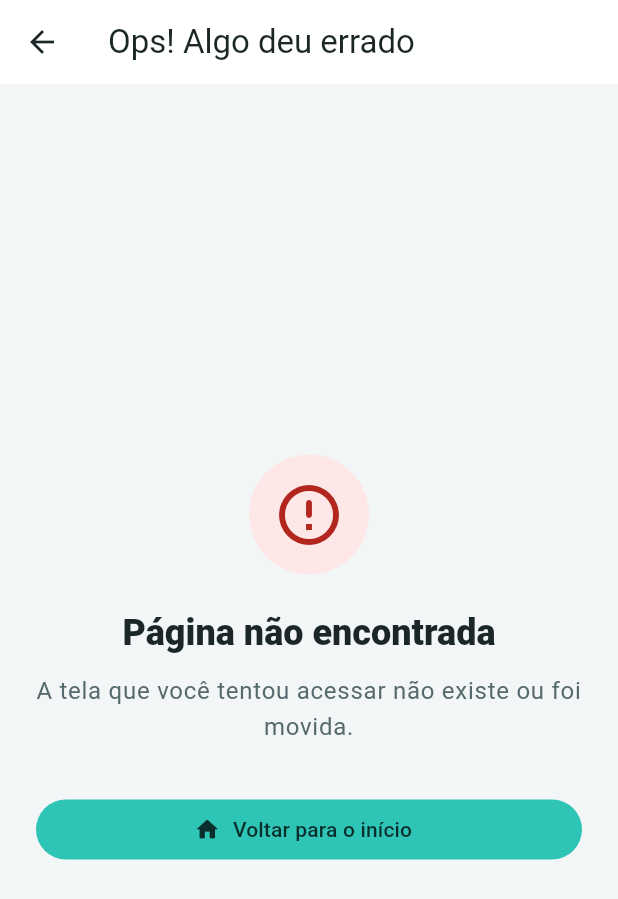
After one commit to EnzoSenatori/Geratrix, a Flutter app: the ErroScreen screen opened directly, on a phone screen of 412 x 824 dp. The commit adds this screen. Shown: the top 899 px of the screen. Run offline on Flutter 3.47's test engine with Material 3 defaults, Android fonts, the phone set to English and light mode, and no system bars.

Commit message:
tcm-feat: cria tela de erro 404 e configura tratamento de rotas desconhecidas

```diff
--- a/geratrix_flutter/lib/app.dart
+++ b/geratrix_flutter/lib/app.dart
@@ -2,18 +2,19 @@ import 'package:flutter/material.dart';
 
 import 'routes.dart';
 import 'screens/abrir_turno_screen.dart';
+import 'screens/checkin_medicamento_screen.dart';
+import 'screens/checkin_sinais_vitais_screen.dart';
+import 'screens/checkin_tarefa_screen.dart';
+import 'screens/encerrar_turno_screen.dart';
+import 'screens/erro_screen.dart';
 import 'screens/gestor_screen.dart';
+import 'screens/historico_turnos_screen.dart';
 import 'screens/index_screen.dart';
+import 'screens/lista_screen.dart';
+import 'screens/nao_realizado_screen.dart';
 import 'screens/pin_screen.dart';
+import 'screens/residente_screen.dart';
 import 'theme/app_colors.dart';
-import 'screens/lista_screen.dart';
-import 'screens/checkin_tarefa_screen.dart';
-import 'screens/nao_realizado_screen.dart';
-import 'screens/checkin_sinais_vitais_screen.dart';
-import 'screens/checkin_medicamento_screen.dart';
-import 'screens/residente_screen.dart';
-import 'screens/encerrar_turno_screen.dart';
-import 'screens/historico_turnos_screen.dart';
 
 // Raiz do app: tema do guia visual e rotas
 class GeratrixApp extends StatelessWidget {
@@ -64,13 +65,19 @@ class GeratrixApp extends StatelessWidget {
         AppRoutes.abrirTurno: (context) => const AbrirTurnoScreen(),
         AppRoutes.lista: (context) => const ListaScreen(),
         AppRoutes.checkin: (context) => const CheckinTarefaScreen(),
-        AppRoutes.naoRealizado: (context) => const NaoRealizadoScreen(),
         AppRoutes.checkinSinaisVitais: (context) => const CheckinSinaisVitaisScreen(),
         AppRoutes.checkinMedicamento: (context) => const CheckinMedicamentoScreen(),
+        AppRoutes.naoRealizado: (context) => const NaoRealizadoScreen(),
         AppRoutes.residente: (context) => const ResidenteScreen(),
         AppRoutes.encerrarTurno: (context) => const EncerrarTurnoScreen(),
         AppRoutes.historicoTurnos: (context) => const HistoricoTurnosScreen(),
       },
+      // Tratamento de rotas desconhecidas (404)
+      onUnknownRoute: (settings) {
+        return MaterialPageRoute(
+          builder: (context) => const ErroScreen(),
+        );
+      },
     );
   }
 }
--- /dev/null
+++ b/geratrix_flutter/lib/screens/erro_screen.dart
@@ -0,0 +1,73 @@
+import 'package:flutter/material.dart';
+
+import '../routes.dart';
+
+// Tela de erro amigável (404 / Falhas de navegação)
+class ErroScreen extends StatelessWidget {
+  final String? mensagem;
+
+  const ErroScreen({super.key, this.mensagem});
+
+  @override
+  Widget build(BuildContext context) {
+    final cores = Theme.of(context).colorScheme;
+    final textos = Theme.of(context).textTheme;
+
+    return Scaffold(
+      appBar: AppBar(
+        title: const Text('Ops! Algo deu errado'),
+      ),
+      body: SafeArea(
+        child: Padding(
+          padding: const EdgeInsets.all(24.0),
+          child: Column(
+            mainAxisAlignment: MainAxisAlignment.center,
+            crossAxisAlignment: CrossAxisAlignment.stretch,
+            children: [
+              // Ícone de alerta em destaque
+              CircleAvatar(
+                radius: 40,
+                backgroundColor: cores.errorContainer,
+                foregroundColor: cores.error,
+                child: const Icon(Icons.error_outline_rounded, size: 48),
+              ),
+              const SizedBox(height: 24),
+
+              Text(
+                'Página não encontrada',
+                textAlign: TextAlign.center,
+                style: textos.titleLarge?.copyWith(
+                  fontWeight: FontWeight.w800,
+                  fontSize: 24,
+                ),
+              ),
+              const SizedBox(height: 12),
+
+              Text(
+                mensagem ?? 'A tela que você tentou acessar não existe ou foi movida.',
+                textAlign: TextAlign.center,
+                style: textos.bodyLarge?.copyWith(
+                  color: cores.onSurfaceVariant,
+                ),
+              ),
+              const SizedBox(height: 32),
+
+              // Botão para voltar em segurança à tela inicial
+              FilledButton.icon(
+                onPressed: () {
+                  Navigator.pushNamedAndRemoveUntil(
+                    context,
+                    AppRoutes.index,
+                    (route) => false,
+                  );
+                },
+                icon: const Icon(Icons.home_rounded),
+                label: const Text('Voltar para o início'),
+              ),
+            ],
+          ),
+        ),
+      ),
+    );
+  }
+}
```
